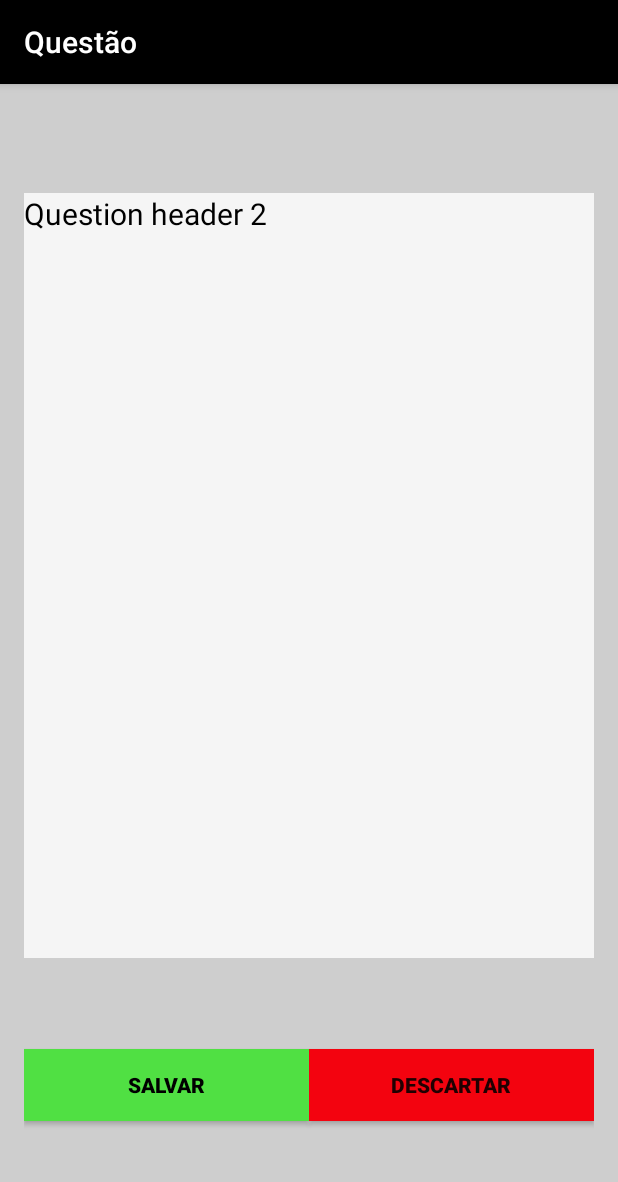
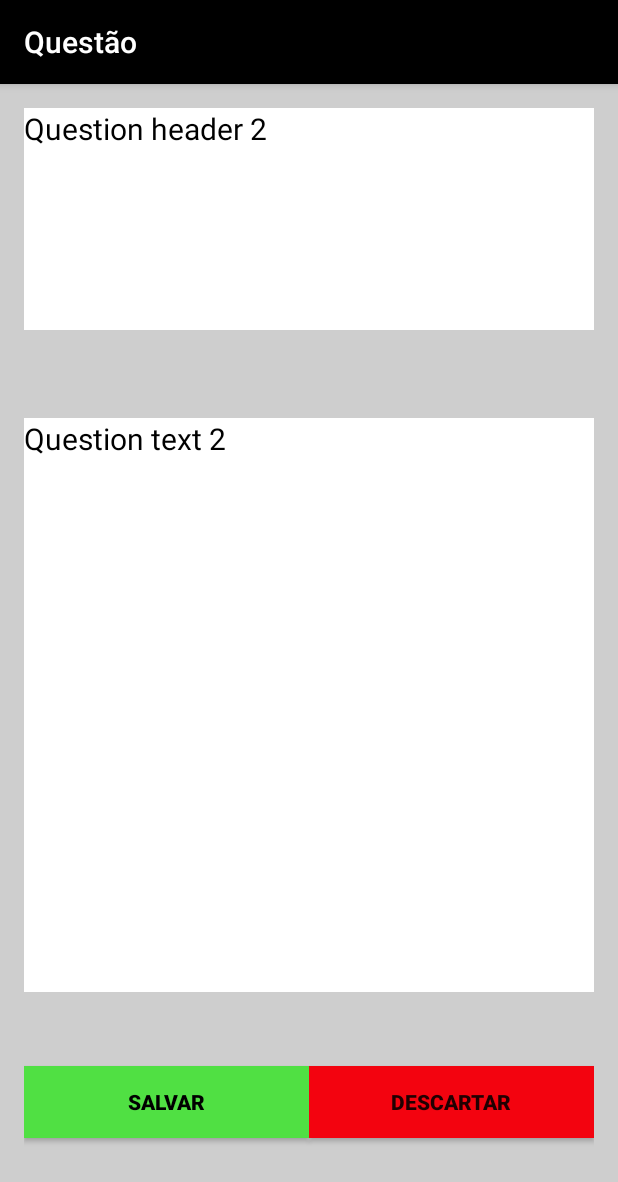
Before and after one commit to YukiFujii/Prototipo_Mupi_App, an Android app: the MainActivity screen opened directly, with no data from a screen before it, after a tap on "SALVAR", on a phone screen of 412 x 824 dp. Shown: the top 1182 px of the screen. Run offline under Robolectric (Android 15) with nearby library versions, the phone set to English and light mode, and no system bars.

Commit message:
All project prototipo done with filter level and tag implementeds. (only in MainActivity)

```diff
--- a/app/src/main/java/com/example/yuki/prototipo/MainActivity.java
+++ b/app/src/main/java/com/example/yuki/prototipo/MainActivity.java
@@ -3,6 +3,7 @@ package com.example.yuki.prototipo;
 import android.app.AlertDialog;
 import android.content.Intent;
 import android.database.sqlite.SQLiteDatabase;
+import android.nfc.Tag;
 import android.os.Bundle;
 import android.support.v7.app.AppCompatActivity;
 import android.support.v7.widget.Toolbar;
@@ -15,10 +16,13 @@ import com.example.yuki.prototipo.sql.DataBase;
 import com.example.yuki.prototipo.sql.Question_Repository;
 import com.example.yuki.prototipo.sql.Selected_Questions;
 
+import java.util.ArrayList;
+
 
 public class MainActivity extends AppCompatActivity {
 
-    private TextView txtQuestion;
+    private TextView txtQuestionText;
+    private TextView txtQuestionHeader;
     private Button btnSave;
     private Button btnDiscart;
 
@@ -28,6 +32,8 @@ public class MainActivity extends AppCompatActivity {
     private Selected_Questions saveQuestions;
     private Question question;
     private char level = '-';
+    private String tag = "";
+    private ArrayList<Integer> arrayQuestions;
 
     @Override
     protected void onCreate(Bundle savedInstanceState) {
@@ -36,9 +42,8 @@ public class MainActivity extends AppCompatActivity {
         Toolbar toolbar = (Toolbar) findViewById(R.id.toolbar);
         setSupportActionBar(toolbar);
 
-        Log.i("Abriu programa","true");
-
-        txtQuestion = (TextView) findViewById(R.id.txtQuestion);
+        txtQuestionText = (TextView) findViewById(R.id.txtQuestionText);
+        txtQuestionHeader = (TextView) findViewById(R.id.txtQuestionHeader);
         btnSave = (Button) findViewById(R.id.btnSave);
         btnDiscart = (Button) findViewById(R.id.btnDiscart);
 
@@ -51,23 +56,51 @@ public class MainActivity extends AppCompatActivity {
 
             Bundle bundle = getIntent().getExtras();
 
-            if ((bundle != null) && (bundle.containsKey("LEVEL")))
+            if ((bundle != null) && (bundle.containsKey("LEVEL")) && (bundle.containsKey("TAG")))
             {
+                Log.i("Entrou","LEVEL & TAG");
                 this.level = (char) bundle.getSerializable("LEVEL");
-                this.question = this.repositorioDeQuestoes.catchNextQuestion(Character.toString(this.level));
+                this.tag = (String) bundle.getSerializable("TAG");
+                this.arrayQuestions = this.repositorioDeQuestoes.catchArrayQuestionTagLevel(this.tag,Character.toString(this.level));
+                this.question = this.getQuestion(this.arrayQuestions);
             }
+
+            else if ((bundle != null) && (bundle.containsKey("LEVEL")))
+            {
+                Log.i("Entrou","LEVEL");
+                this.level = (char) bundle.getSerializable("LEVEL");
+                this.arrayQuestions = this.repositorioDeQuestoes.catchArrayQuestionLevel(Character.toString(this.level));
+                this.question = this.getQuestion(this.arrayQuestions);
+            }
+
+            else if ((bundle != null) && (bundle.containsKey("TAG")))
+            {
+                Log.i("Entrou","TAG");
+                this.tag = (String) bundle.getSerializable("TAG");
+                this.arrayQuestions = this.repositorioDeQuestoes.catchArrayQuestionTag(this.tag);
+
+                this.question = this.getQuestion(this.arrayQuestions);
+            }
+
             else
-                this.question = this.repositorioDeQuestoes.catchNextQuestion();
+            {
+                Log.i("Entrou","SEM FILTRO");
+                this.arrayQuestions = this.repositorioDeQuestoes.catchArrayQuestion();
+                this.question = this.getQuestion(this.arrayQuestions);
+            }
 
             if(this.question==null)
             {
-                txtQuestion.setText("Todas questões foram visualizadas!");
+                txtQuestionHeader.setText("Todas questões foram visualizadas!");
                 btnDiscart.setEnabled(false);
                 btnSave.setEnabled(false);
-                this.repositorioDeQuestoes.updateFoiVisualizado();
+                //this.repositorioDeQuestoes.updateFoiVisualizado();
             }
             else
-                txtQuestion.setText(this.question.getQuestionHeader());
+            {
+                txtQuestionHeader.setText(this.question.getQuestionHeader());
+                txtQuestionText.setText(this.question.getQuestionText());
+            }
 
         }
         else
@@ -78,6 +111,24 @@ public class MainActivity extends AppCompatActivity {
             dlg.show();
         }
 
+    }
+
+    private Question getQuestion(ArrayList<Integer> arrayQuestions)
+    {
+        Question question = null;
+
+        for(int i=0;i<arrayQuestions.size();i++)
+        {
+            Log.i("IDS NO ARRAY",""+arrayQuestions.get(i));
+        }
+
+        if(!arrayQuestions.isEmpty())
+            question = this.repositorioDeQuestoes.catchQuestion(this.arrayQuestions.get(0));
+
+        else
+            this.repositorioDeQuestoes.updateFoiVisualizado();
+
+        return question;
     }
 
     private boolean conexaoBD()
@@ -134,6 +185,10 @@ public class MainActivity extends AppCompatActivity {
         Intent it = new Intent(this, MainActivity.class);
         if(this.level!='-')
             it.putExtra("LEVEL",this.level);
+
+        if(this.tag!="")
+            it.putExtra("TAG",this.tag);
+
         startActivityForResult(it, 0);
         finish();
     }
@@ -150,6 +205,19 @@ public class MainActivity extends AppCompatActivity {
             Question q7 = new Question(7,"Question header 7","Question text 7",'E');
             Question q8 = new Question(8,"Question header 8","Question text 8",'M');
 
+            q1.addTag("tag1");
+            q1.addTag("primeiraTag");
+            q1.addTag("TagQuestian1");
+            q1.addTag("numero1");
+            q1.addTag("bla");
+
+            q3.addTag("bla");
+
+            ArrayList<String> tagsQuestion4 = new ArrayList<String>();
+            tagsQuestion4.add("bla");
+
+            q4.addTag(tagsQuestion4);
+
             repositorioDeQuestoes.insert(this,q1);
             repositorioDeQuestoes.insert(this,q2);
             repositorioDeQuestoes.insert(this,q3);
--- a/app/src/main/java/com/example/yuki/prototipo/Question.java
+++ b/app/src/main/java/com/example/yuki/prototipo/Question.java
@@ -1,6 +1,7 @@
 package com.example.yuki.prototipo;
 
 import java.io.Serializable;
+import java.util.ArrayList;
 
 /**
  * Created by yuki on 14/10/16.
@@ -12,6 +13,7 @@ public class Question implements Serializable
     private  String questionHeader;
     private  String questionText;
     private String level;
+    private ArrayList<String> tags;
     private int foiVisualizado;
 
     public Question(){}
@@ -23,6 +25,7 @@ public class Question implements Serializable
         this.setQuestionText(questionText);
         this.setLevel(level);
         this.setFoiVisualizado(0);
+        this.tags = new ArrayList<String>();
     }
 
     public int getId() {
@@ -81,4 +84,18 @@ public class Question implements Serializable
         return ret;
     }
 
+    public void addTag(String tag)
+    {
+        this.tags.add(tag);
+    }
+
+    public void addTag(ArrayList<String> arrayTag)
+    {
+        this.tags = arrayTag;
+    }
+
+    public ArrayList<String> getTags()
+    {
+        return this.tags;
+    }
 }
--- a/app/src/main/java/com/example/yuki/prototipo/sql/DataBase.java
+++ b/app/src/main/java/com/example/yuki/prototipo/sql/DataBase.java
@@ -19,6 +19,7 @@ public class DataBase extends SQLiteOpenHelper implements Serializable
     {
         db.execSQL(ScriptSQL.getRepositorioDePerguntas());
         db.execSQL(ScriptSQL.getSelectedQuestions());
+        db.execSQL(ScriptSQL.getTagQuestion());
     }
 
     @Override
--- a/app/src/main/java/com/example/yuki/prototipo/sql/Question_Repository.java
+++ b/app/src/main/java/com/example/yuki/prototipo/sql/Question_Repository.java
@@ -7,6 +7,9 @@ import android.database.sqlite.SQLiteDatabase;
 import android.util.Log;
 
 import com.example.yuki.prototipo.Question;
+
+import java.util.ArrayList;
+
 /**
  * Created by yuki on 14/10/16.
  */
@@ -33,13 +36,31 @@ public class Question_Repository {
         return values;
     }
 
+    private ContentValues preencherTagQuestions(Question question,int posicao)
+    {
+        ContentValues values = new ContentValues();
+
+        values.put("_id_QUESTION",question.getId());
+        values.put("TAG",question.getTags().get(posicao));
+
+        return values;
+    }
+
     public void insert(Context context, Question question)
     {
         Log.i("Inserindo questao","true");
         Log.i("Tem questao",""+this.hasQuestion(question));
 
         if(!(FacadeSQL.hasQuestion(context,question)))
+        {
             conn.insertOrThrow("QUESTIONS", null, preencheContentValues(question));
+
+            for (int i=0;i<question.getTags().size();i++)
+            {
+                Log.i("Inserindo Tag",question.getTags().get(i));
+                conn.insertOrThrow("TAG_QUESTIONS",null,preencherTagQuestions(question,i));
+            }
+        }
     }
 
     public void insert(Question question)
@@ -57,11 +78,11 @@ public class Question_Repository {
         conn.delete("QUESTIONS","_id = ?",new String[]{""+id});
     }
 
-    public Question catchNextQuestion ()
+    public Question catchQuestion(int id)
     {
         Question question = null;
 
-        Cursor cursor = conn.query("QUESTIONS",null,null,null,null,null,null);
+        Cursor cursor = conn.query("QUESTIONS",null,"_id = ?",new String[]{""+id},null,null,null);
 
         cursor.moveToFirst();
 
@@ -89,11 +110,82 @@ public class Question_Repository {
         }
 
         return question;
+
+
     }
 
-    public Question catchNextQuestion (String level)
+    public ArrayList<Integer> catchArrayQuestion ()
     {
-        Question question = null;
+        ArrayList<Integer> ret = new ArrayList<Integer>();
+
+        Cursor cursor = conn.query("QUESTIONS",null,null,null,null,null,null);
+
+        cursor.moveToFirst();
+
+        Log.i("Questoes no banco",""+cursor.getCount());
+
+        if(cursor.getCount()>0)
+        {
+            do
+            {
+                int foiVisualizado = cursor.getInt(cursor.getColumnIndex("FOI_VISUALIZADO"));
+
+                // se foiVisualizado igual a 0 significa que questão não foi visualizada
+                if(foiVisualizado==0)
+                    ret.add(cursor.getInt(cursor.getColumnIndex("_id")));
+
+            }while (cursor.moveToNext());
+        }
+
+        return ret;
+    }
+
+    public ArrayList<Integer> catchArrayQuestionTagLevel (String tag,String level)
+    {
+        ArrayList<Integer> ret = new ArrayList<Integer>();
+
+        Cursor cursor = conn.query("TAG_QUESTIONS",null,null,null,null,null,null);
+
+        cursor.moveToFirst();
+
+        Log.i("Tags no banco",""+cursor.getCount());
+
+        if(cursor.getCount()>0)
+        {
+            do
+            {
+                if(cursor.getString(cursor.getColumnIndex("TAG")).equals(tag))
+                    ret.add(cursor.getInt(cursor.getColumnIndex("_id_QUESTION")));
+
+            }while (cursor.moveToNext());
+        }
+
+
+        for(int i=0;i<ret.size();i++)
+        {
+            Log.i("IDs que contem TAG",""+ret.get(i));
+        }
+
+        ret = this.removerVisualizados(ret);
+
+        for(int i=0;i<ret.size();i++)
+        {
+            Log.i("IDs nao visualizado",""+ret.get(i));
+        }
+
+        ret = this.selecionarPorNivel(ret,level);
+
+        for(int i=0;i<ret.size();i++)
+        {
+            Log.i("IDs com tag e level",""+ret.get(i));
+        }
+
+        return ret;
+    }
+
+    public ArrayList<Integer> catchArrayQuestionLevel (String level)
+    {
+        ArrayList<Integer> ret = new ArrayList<Integer>();
 
         Cursor cursor = conn.query("QUESTIONS",null,null,null,null,null,null);
 
@@ -112,21 +204,80 @@ public class Question_Repository {
                 {
                     Log.i("Level da questao",""+cursor.getString(cursor.getColumnIndex("LEVEL")));
                     if(cursor.getString(cursor.getColumnIndex("LEVEL")).equals(level))
-                    {
-                        question = new Question();
-                        question.setId(cursor.getInt(cursor.getColumnIndex("_id")));
-                        question.setQuestionHeader(cursor.getString(cursor.getColumnIndex("QUESTION_HEADER")));
-                        question.setQuestionText(cursor.getString(cursor.getColumnIndex("QUESTION_TEXT")));
-                        question.setLevel(cursor.getString(cursor.getColumnIndex("LEVEL")));
-                        question.setFoiVisualizado(cursor.getInt(cursor.getColumnIndex("FOI_VISUALIZADO")));
-                        break;
-                    }
+                        ret.add(cursor.getInt(cursor.getColumnIndex("_id")));
                 }
 
             }while (cursor.moveToNext());
         }
 
-        return question;
+        return ret;
+    }
+
+    public ArrayList<Integer> catchArrayQuestionTag (String tag)
+    {
+        ArrayList<Integer> ret = new ArrayList<Integer>();
+
+        Cursor cursor = conn.query("TAG_QUESTIONS",null,null,null,null,null,null);
+
+        cursor.moveToFirst();
+
+        Log.i("Tags no banco",""+cursor.getCount());
+
+        if(cursor.getCount()>0)
+        {
+            do
+            {
+                    if(cursor.getString(cursor.getColumnIndex("TAG")).equals(tag))
+                        ret.add(cursor.getInt(cursor.getColumnIndex("_id_QUESTION")));
+
+            }while (cursor.moveToNext());
+        }
+
+        return this.removerVisualizados(ret);
+    }
+
+    private ArrayList<Integer> selecionarPorNivel(ArrayList<Integer> arrayIds,String level)
+    {
+        ArrayList<Integer> ret = new ArrayList<Integer>();
+
+
+        for(int i=0;i < arrayIds.size();i++)
+        {
+            Cursor cursor = conn.query("QUESTIONS", null, "_id = ?", new String[]{"" + arrayIds.get(i)}, null, null, null);
+
+            cursor.moveToFirst();
+
+            if (cursor.getCount() > 0) {
+
+                if (cursor.getString(cursor.getColumnIndex("LEVEL")).equals(level))
+                    ret.add(cursor.getInt(cursor.getColumnIndex("_id")));
+            }
+        }
+
+        return ret;
+    }
+
+    private ArrayList<Integer> removerVisualizados(ArrayList<Integer> arrayIds)
+    {
+        ArrayList<Integer> ret = new ArrayList<Integer>();
+
+
+        for(int i=0;i < arrayIds.size();i++)
+        {
+            Cursor cursor = conn.query("QUESTIONS", null, "_id = ?", new String[]{"" + arrayIds.get(i)}, null, null, null);
+
+            cursor.moveToFirst();
+
+            if (cursor.getCount() > 0) {
+                int foiVisualizado = cursor.getInt(cursor.getColumnIndex("FOI_VISUALIZADO"));
+
+                // se foiVisualizado igual a 0 significa que questão não foi visualizada
+                if (foiVisualizado == 0)
+                    ret.add(cursor.getInt(cursor.getColumnIndex("_id")));
+            }
+        }
+
+        return ret;
     }
 
     public void updateFoiVisualizado ()
--- a/app/src/main/java/com/example/yuki/prototipo/sql/ScriptSQL.java
+++ b/app/src/main/java/com/example/yuki/prototipo/sql/ScriptSQL.java
@@ -37,4 +37,17 @@ public class ScriptSQL {
 
         return sqlBuilder.toString();
     }
+
+    public static String getTagQuestion()
+    {
+        StringBuilder sqlBuilder = new StringBuilder();
+
+        sqlBuilder.append("CREATE TABLE IF NOT EXISTS TAG_QUESTIONS    ( ");
+        sqlBuilder.append("_id_QUESTION                        INTEGER , ");
+        //sqlBuilder.append("PRIMARY KEY                                 , ");
+        sqlBuilder.append("TAG                             VARCHAR (20)  ");
+        sqlBuilder.append(");");
+
+        return sqlBuilder.toString();
+    }
 }
--- a/app/src/main/res/layout/content_main.xml
+++ b/app/src/main/res/layout/content_main.xml
@@ -18,8 +18,27 @@
         android:orientation="vertical"
         android:layout_width="match_parent"
         android:layout_height="match_parent"
-        android:layout_weight="3"
+        android:layout_weight="1.8"
         android:id="@+id/linearCabecalho">
+
+        <TextView
+            android:layout_width="match_parent"
+            android:layout_height="match_parent"
+            android:textAppearance="?android:attr/textAppearanceMedium"
+            android:id="@+id/txtQuestionHeader"
+            android:textColor="#000000"
+            android:textSize="20dp"
+            android:background="#ffffff"
+            android:layout_weight="1.2"/>
+
+        <LinearLayout
+            android:orientation="vertical"
+            android:layout_width="match_parent"
+            android:layout_height="match_parent"
+            android:id="@+id/linearHeader"
+            android:layout_weight="3
+            ">
+        </LinearLayout>
 
     </LinearLayout>
 
@@ -27,7 +46,7 @@
         android:orientation="vertical"
         android:layout_width="match_parent"
         android:layout_height="match_parent"
-        android:layout_weight="1"
+        android:layout_weight="1.2"
         android:id="@+id/linearCorpo"
         android:background="@color/material_grey_100">
 
@@ -40,9 +59,10 @@
 
             <TextView
                 android:layout_width="match_parent"
-                android:layout_height="wrap_content"
+                android:layout_height="match_parent"
                 android:textAppearance="?android:attr/textAppearanceMedium"
-                android:id="@+id/txtQuestion"
+                android:id="@+id/txtQuestionText"
+                android:background="#ffffff"
                 android:textColor="#000000"
                 android:textSize="20dp" />
         </LinearLayout>
@@ -53,7 +73,7 @@
         android:orientation="horizontal"
         android:layout_width="match_parent"
         android:layout_height="match_parent"
-        android:layout_weight="2.5"
+        android:layout_weight="2"
         android:id="@+id/linearRodape">
 
         <Button
```
Also changed, not shown: app/src/main/java/com/example/yuki/prototipo/sql/filter.java (+11 -1 lines).
